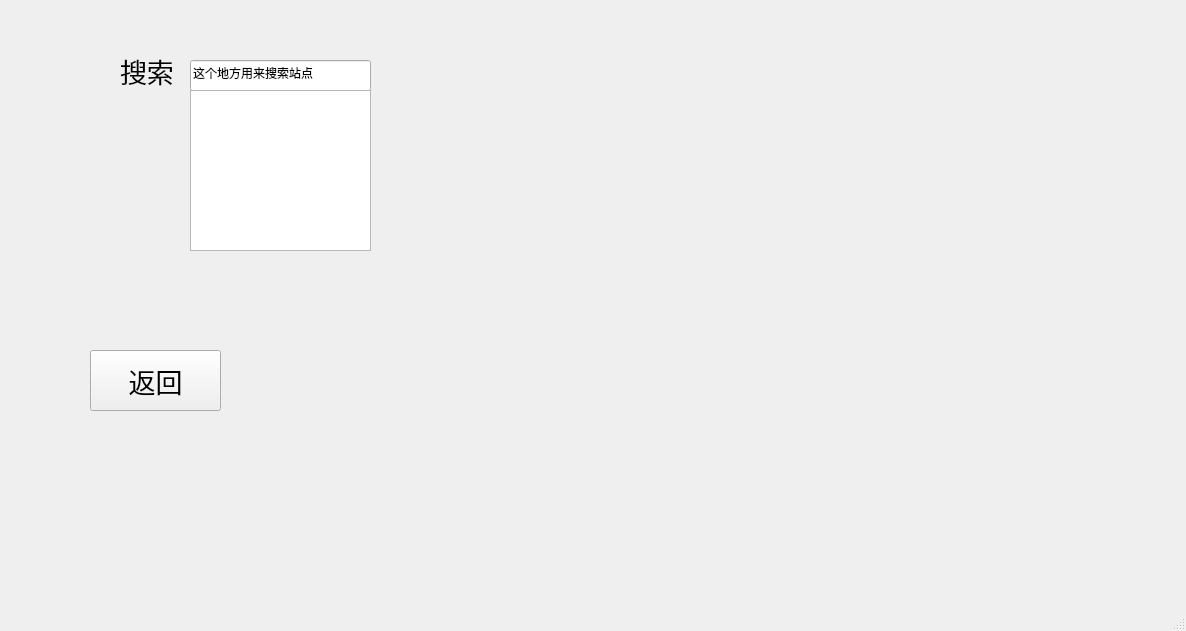
First picture: the form in subway/mainwindow.ui, repository imv05/QT, before the edit.
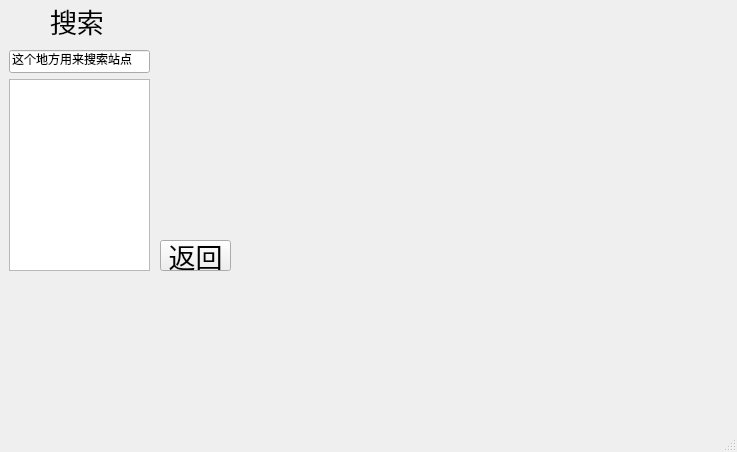
Second picture: the form after the edit.

```diff
--- a/subway/mainwindow.ui
+++ b/subway/mainwindow.ui
@@ -6,8 +6,8 @@
    <rect>
     <x>0</x>
     <y>0</y>
-    <width>1186</width>
-    <height>631</height>
+    <width>737</width>
+    <height>452</height>
    </rect>
   </property>
   <property name="windowTitle">
@@ -17,8 +17,8 @@
    <widget class="QLabel" name="label">
     <property name="geometry">
      <rect>
-      <x>120</x>
-      <y>50</y>
+      <x>50</x>
+      <y>0</y>
       <width>71</width>
       <height>41</height>
      </rect>
@@ -35,10 +35,10 @@
    <widget class="QLineEdit" name="lineEdit">
     <property name="geometry">
      <rect>
-      <x>190</x>
-      <y>60</y>
-      <width>181</width>
-      <height>31</height>
+      <x>9</x>
+      <y>50</y>
+      <width>141</width>
+      <height>23</height>
      </rect>
     </property>
     <property name="text">
@@ -48,10 +48,10 @@
    <widget class="QPushButton" name="pushButton">
     <property name="geometry">
      <rect>
-      <x>90</x>
-      <y>350</y>
-      <width>131</width>
-      <height>61</height>
+      <x>160</x>
+      <y>240</y>
+      <width>71</width>
+      <height>31</height>
      </rect>
     </property>
     <property name="font">
@@ -66,20 +66,20 @@
    <widget class="QListView" name="listView">
     <property name="geometry">
      <rect>
-      <x>190</x>
-      <y>90</y>
-      <width>181</width>
-      <height>161</height>
+      <x>9</x>
+      <y>79</y>
+      <width>141</width>
+      <height>192</height>
      </rect>
     </property>
    </widget>
    <widget class="QWidget" name="formLayoutWidget">
     <property name="geometry">
      <rect>
-      <x>770</x>
-      <y>30</y>
-      <width>121</width>
-      <height>241</height>
+      <x>160</x>
+      <y>0</y>
+      <width>231</width>
+      <height>221</height>
      </rect>
     </property>
     <layout class="QFormLayout" name="formLayout"/>
```
Left out of the diff: 32 changed lines with no effect on the pictures.
